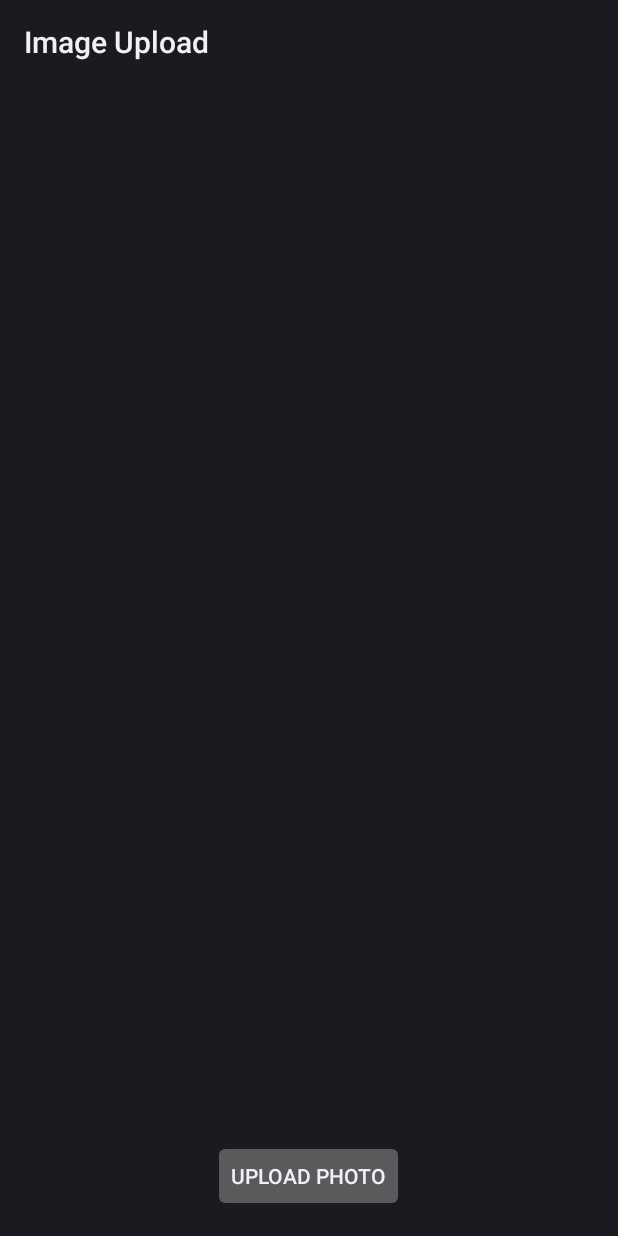
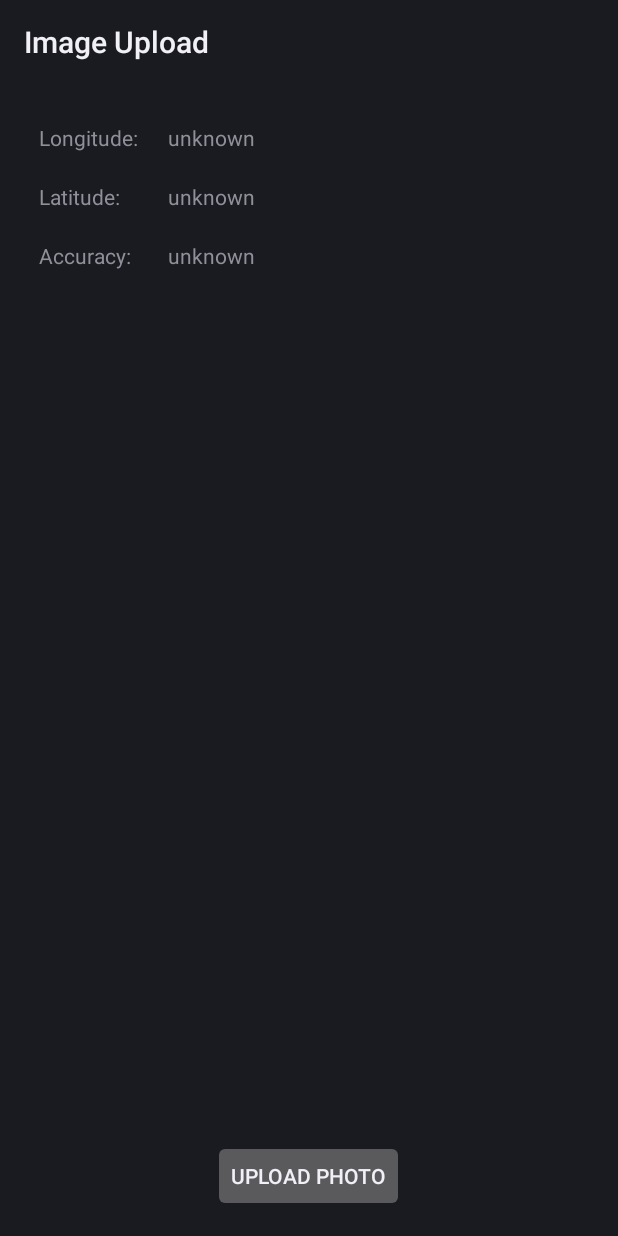
Before and after one commit to honzour/bosh, an Android app: the screen it shows after launch (MainActivity), on a phone screen of 412 x 824 dp. Run offline under Robolectric (Android 15) with nearby library versions, the phone set to English and light mode, and no system bars.

Commit message:
nicer main activity

```diff
--- a/android/ImageUpload/app/src/main/res/layout/activity_main.xml
+++ b/android/ImageUpload/app/src/main/res/layout/activity_main.xml
@@ -9,29 +9,64 @@
     android:paddingRight="@dimen/activity_horizontal_margin"
     android:paddingTop="@dimen/activity_vertical_margin"
     android:orientation="vertical"
-    android:gravity="bottom"
     tools:context="cz.bosh.imageupload.MainActivity">
 
+    <TableLayout
+        android:layout_width="match_parent"
+        android:layout_height="wrap_content">
+        <TableRow>
             <TextView
+                android:layout_margin="10dp"
+                android:layout_width="wrap_content"
+                android:layout_height="wrap_content"
+                android:text="@string/longitude"
+
+                />
+            <TextView
+                android:layout_margin="10dp"
                 android:layout_width="match_parent"
                 android:layout_height="wrap_content"
                 android:id="@+id/activity_main_longitude"
+                android:text="@string/unknown"
+            />
+        </TableRow>
+        <TableRow>
+            <TextView
+                android:layout_margin="10dp"
+                android:layout_width="wrap_content"
+                android:layout_height="wrap_content"
+                android:text="@string/latitude"
                 />
             <TextView
+                android:layout_margin="10dp"
                 android:layout_width="match_parent"
                 android:layout_height="wrap_content"
                 android:id="@+id/activity_main_latitude"
+                android:text="@string/unknown"
+            />
+        </TableRow>
+        <TableRow>
+            <TextView
+                android:layout_margin="10dp"
+                android:layout_width="wrap_content"
+                android:layout_height="wrap_content"
+                android:text="@string/accuracy"
                 />
             <TextView
+                android:layout_margin="10dp"
                 android:layout_width="match_parent"
                 android:layout_height="wrap_content"
                 android:id="@+id/activity_main_accuracy"
+                android:text="@string/unknown"
             />
+        </TableRow>
+    </TableLayout>
 
     <LinearLayout
         android:layout_width="match_parent"
-        android:layout_height="wrap_content"
-        android:gravity="center">
+        android:layout_height="match_parent"
+        android:layout_weight="1"
+        android:gravity="center|bottom">
 
         <Button
             android:id="@+id/activity_main_upload_button"
--- a/android/ImageUpload/app/src/main/res/values/strings.xml
+++ b/android/ImageUpload/app/src/main/res/values/strings.xml
@@ -2,4 +2,8 @@
     <string name="app_name">Image Upload</string>
     <string name="upload_photo">Upload photo</string>
     <string name="no_gps">No access to GPS</string>
+    <string name="longitude">Longitude:</string>
+    <string name="latitude">Latitude:</string>
+    <string name="accuracy">Accuracy:</string>
+    <string name="unknown">unknown</string>
 </resources>
```
Lines whose indentation alone changed are shown as unchanged.
